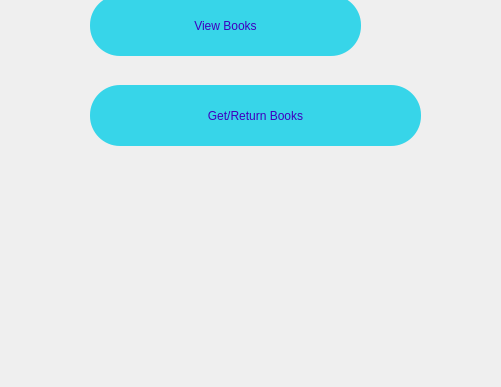
Qt form boydashboard.ui (audrina-ebrahimi/Library) before a commit; both pictures show x 0 to 501 and y 375 to 762 of the 1296 by 762 pixel window.
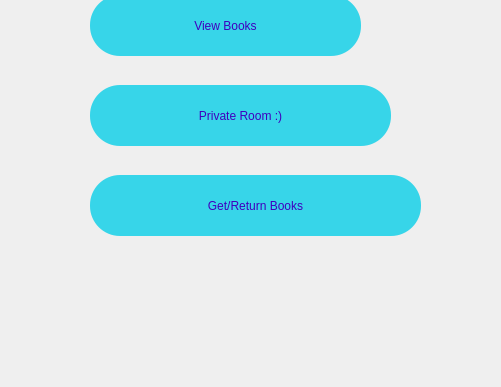
The same form after that commit. Icons and pictures are not drawn.

Patch:
```diff
--- a/boydashboard.ui
+++ b/boydashboard.ui
@@ -158,7 +158,7 @@
     <property name="geometry">
      <rect>
       <x>90</x>
-      <y>460</y>
+      <y>550</y>
       <width>331</width>
       <height>61</height>
      </rect>
@@ -167,6 +167,22 @@
      <string>Get/Return Books</string>
     </property>
    </widget>
+   <widget class="QPushButton" name="pushButton">
+    <property name="geometry">
+     <rect>
+      <x>90</x>
+      <y>460</y>
+      <width>301</width>
+      <height>61</height>
+     </rect>
+    </property>
+    <property name="cursor">
+     <cursorShape>PointingHandCursor</cursorShape>
+    </property>
+    <property name="text">
+     <string>Private Room :)</string>
+    </property>
+   </widget>
   </widget>
  </widget>
  <resources>
```
Left out of the diff: 17 changed lines with no effect on the pictures.
